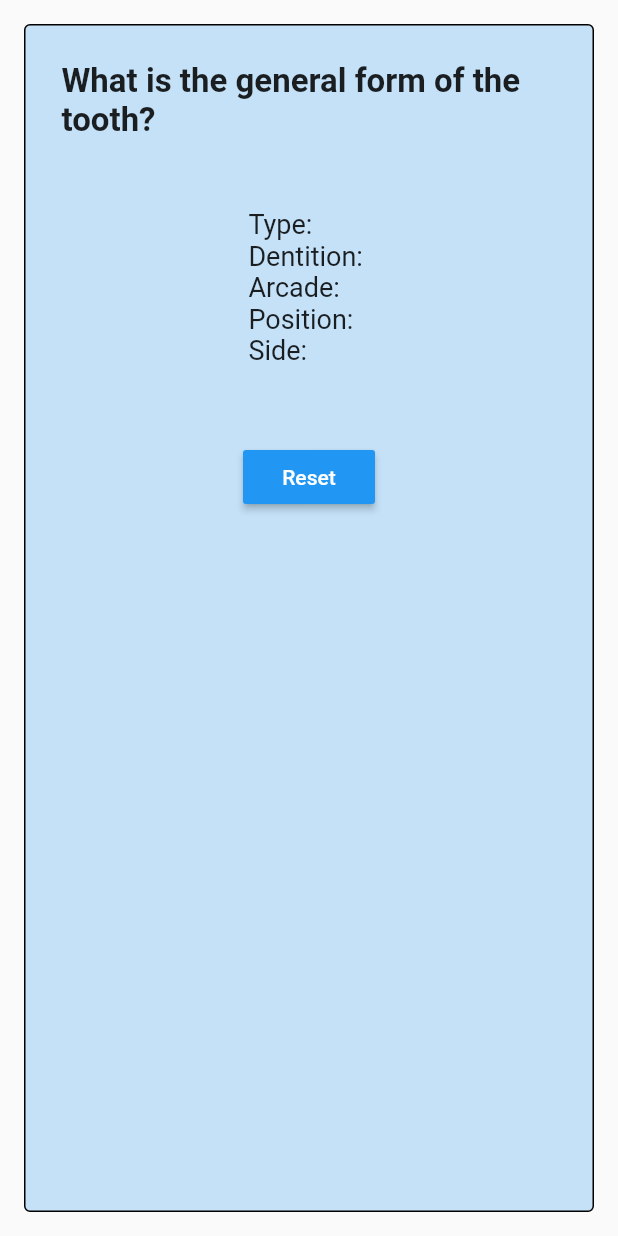
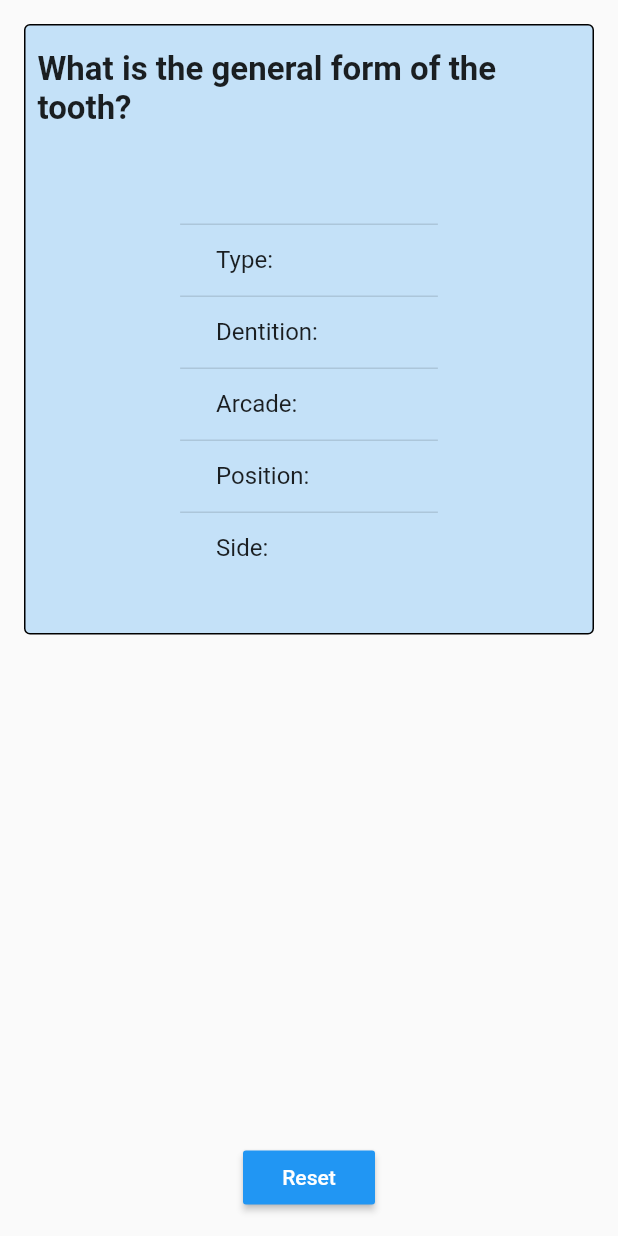
Before and after one commit to pjaskulski/toothidentapp, a Flutter app: the Result widget shown alone on an empty page, opened directly with sample values from the repository, on a phone screen of 412 x 824 dp. Run offline on Flutter 3.47's test engine with Material 2 defaults, Android fonts, the phone set to English and light mode, and no system bars.

Commit message:
landscape mode

```diff
--- /dev/null
+++ b/lib/constans.dart
@@ -0,0 +1,4 @@
+import 'package:flutter/material.dart';
+
+const kDataCellStyle = TextStyle(fontSize: 16.0);
+const kDataColumnStyle = TextStyle(fontSize: 14.0, fontWeight: FontWeight.w600);
--- a/lib/screens/screen22.dart
+++ b/lib/screens/screen22.dart
@@ -1,6 +1,7 @@
 import 'package:flutter/material.dart';
 import 'package:toothidentapp/data/decisions.dart';
 import 'package:toothidentapp/models/decisionstep.dart';
+import 'package:toothidentapp/constans.dart';
 
 int _currentStep = 0;
 List<String> _historySteps = ['2.2'];
@@ -260,8 +261,11 @@ class Result extends StatefulWidget {
 class _ResultState extends State<Result> {
   @override
   Widget build(BuildContext context) {
-    return Container(
-      // if Result
+    return Column(
+      children: <Widget>[
+        Expanded(
+          child: SingleChildScrollView(
+            child: Container(
               padding: EdgeInsets.all(8.0),
               margin: EdgeInsets.all(16.0),
               decoration: BoxDecoration(
@@ -271,7 +275,7 @@ class _ResultState extends State<Result> {
               ),
               child: Column(children: <Widget>[
                 Padding(
-          padding: const EdgeInsets.all(16.0),
+                  padding: const EdgeInsets.symmetric(vertical: 8.0),
                   child: Text(
                     widget.resultStep.title,
                     style: TextStyle(
@@ -280,37 +284,49 @@ class _ResultState extends State<Result> {
                     ),
                   ),
                 ),
-        Padding(
-          padding: const EdgeInsets.all(30.0),
-          child: Column(
-            crossAxisAlignment: CrossAxisAlignment.start,
-            children: <Widget>[
-              Text(
-                'Type: ' + widget.resultStep.toothType,
-                style: TextStyle(fontSize: 18.0),
-                textAlign: TextAlign.start,
-              ),
-              Text(
-                'Dentition: ' + widget.resultStep.toothDentition,
-                style: TextStyle(fontSize: 18.0),
-              ),
-              Text(
-                'Arcade: ' + widget.resultStep.toothArcade,
-                style: TextStyle(fontSize: 18.0),
-              ),
-              Text(
-                'Position: ' + widget.resultStep.toothPosition,
-                style: TextStyle(fontSize: 18.0),
-              ),
-              Text(
-                'Side: ' + widget.resultStep.toothSide,
-                style: TextStyle(fontSize: 18.0),
+                DataTable(columns: [
+                  DataColumn(label: Text('', style: kDataColumnStyle)),
+                  DataColumn(label: Text('', style: kDataColumnStyle)),
+                ], rows: [
+                  DataRow(cells: [
+                    DataCell(Text('Type:', style: kDataCellStyle)),
+                    DataCell(Text(widget.resultStep.toothType,
+                        style: kDataCellStyle)),
+                  ]),
+                  DataRow(cells: [
+                    DataCell(Text('Dentition:', style: kDataCellStyle)),
+                    DataCell(Text(widget.resultStep.toothDentition,
+                        style: kDataCellStyle)),
+                  ]),
+                  DataRow(cells: [
+                    DataCell(Text('Arcade:', style: kDataCellStyle)),
+                    DataCell(Text(widget.resultStep.toothArcade,
+                        style: kDataCellStyle)),
+                  ]),
+                  DataRow(cells: [
+                    DataCell(Text('Position:', style: kDataCellStyle)),
+                    DataCell(Text(widget.resultStep.toothPosition,
+                        style: kDataCellStyle)),
+                  ]),
+                  DataRow(cells: [
+                    DataCell(Text('Side:', style: kDataCellStyle)),
+                    DataCell(Text(widget.resultStep.toothSide,
+                        style: kDataCellStyle)),
+                  ]),
+                ]),
+                SizedBox(
+                  height: 25.0,
                 )
-            ],
+              ]),
             ),
           ),
-        SizedBox(height: 20.0),
-        Row(
+        ),
+        Align(
+          alignment: Alignment.bottomCenter,
+          child: Container(
+            child: Padding(
+              padding: const EdgeInsets.symmetric(vertical: 15.0),
+              child: Row(
                 mainAxisAlignment: MainAxisAlignment.spaceAround,
                 children: <Widget>[
                   RaisedButton(
@@ -322,8 +338,11 @@ class _ResultState extends State<Result> {
                     onPressed: widget.onPress,
                   ),
                 ],
+              ),
+            ),
+          ),
         )
-      ]),
+      ],
     );
   }
 }
```
Lines whose indentation alone changed are shown as unchanged.
